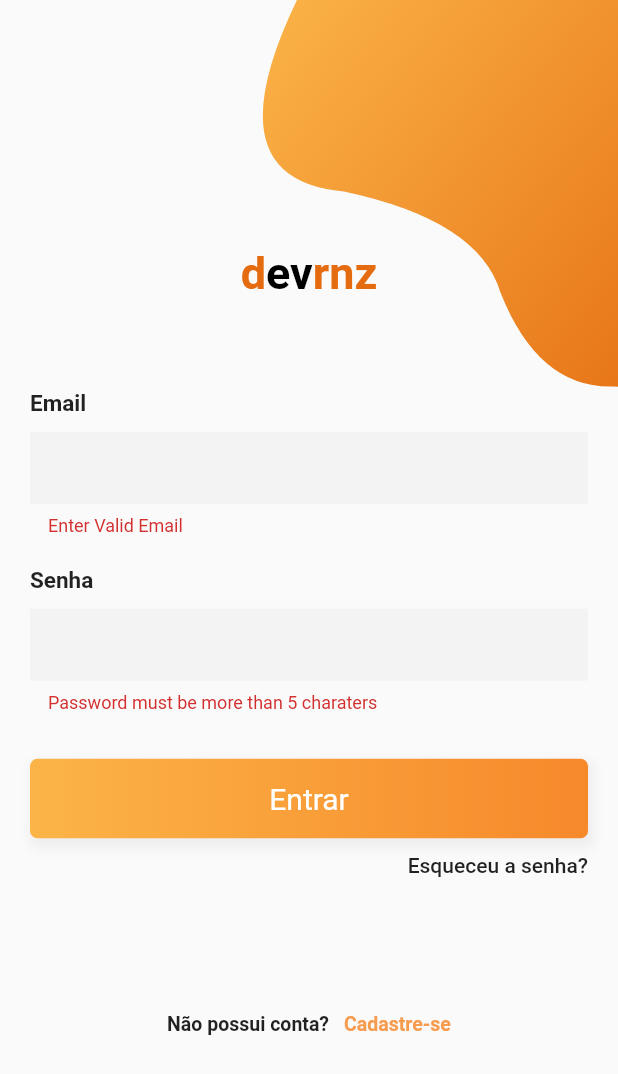
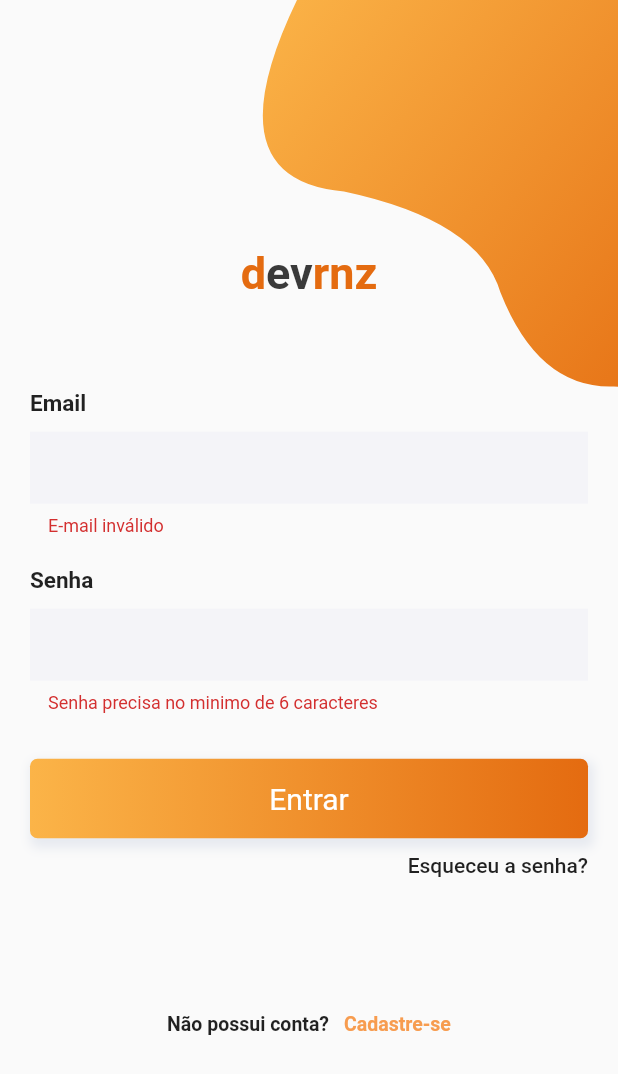
Before and after one commit to rspindola/boilerplate_firebase_getx, a Flutter app: the screen it shows after launch, after a tap on "Entrar", on a phone screen of 412 x 824 dp. Shown: the top 1074 px of the screen. Run offline on Flutter 3.47's test engine with Material 2 defaults, Android fonts, the phone set to English and light mode, and no system bars; our stand-ins replace cloud_firestore, firebase_auth, firebase_core, flutter_secure_storage, get; accounts and stored records are empty; statements that could not run were skipped.

```diff
--- a/lib/app/modules/auth/local_widgets/bezierContainer.dart
+++ b/lib/app/modules/auth/local_widgets/bezierContainer.dart
@@ -1,5 +1,6 @@
 import 'dart:math';
 
+import 'package:boilerplate_firebase_getx/app/theme/app_colors.dart';
 import 'package:flutter/material.dart';
 
 import 'customClipper.dart';
@@ -18,10 +19,15 @@ class BezierContainer extends StatelessWidget {
           height: MediaQuery.of(context).size.height * .5,
           width: MediaQuery.of(context).size.width,
           decoration: BoxDecoration(
-              gradient: LinearGradient(
-                  begin: Alignment.topCenter,
-                  end: Alignment.bottomCenter,
-                  colors: [Color(0xfffbb448), Color(0xffe46b10)])),
+            gradient: LinearGradient(
+              begin: Alignment.topCenter,
+              end: Alignment.bottomCenter,
+              colors: [
+                AppColors.SECONDARY_COLOR,
+                AppColors.PRIMARY_COLOR,
+              ],
+            ),
+          ),
         ),
       ),
     ));
--- a/lib/app/modules/auth/local_widgets/create_account.dart
+++ b/lib/app/modules/auth/local_widgets/create_account.dart
@@ -1,3 +1,4 @@
+import 'package:boilerplate_firebase_getx/app/theme/app_colors.dart';
 import 'package:flutter/material.dart';
 import 'package:get/get.dart';
 
@@ -32,7 +33,7 @@ class CreateAccount extends StatelessWidget {
             Text(
               action,
               style: TextStyle(
-                color: Color(0xfff79c4f),
+                color: AppColors.LIGHT_ORANGE,
                 fontSize: 13,
                 fontWeight: FontWeight.w600,
               ),
--- a/lib/app/modules/auth/local_widgets/submit_button.dart
+++ b/lib/app/modules/auth/local_widgets/submit_button.dart
@@ -1,3 +1,4 @@
+import 'package:boilerplate_firebase_getx/app/theme/app_colors.dart';
 import 'package:flutter/material.dart';
 
 class SubmitButton extends StatelessWidget {
@@ -20,17 +21,18 @@ class SubmitButton extends StatelessWidget {
           ),
           boxShadow: <BoxShadow>[
             BoxShadow(
-                color: Colors.grey.shade200,
-                offset: Offset(2, 4),
-                blurRadius: 5,
-                spreadRadius: 2)
+              color: AppColors.SHADOW,
+              offset: Offset(2, 4),
+              blurRadius: 5,
+              spreadRadius: 2,
+            )
           ],
           gradient: LinearGradient(
             begin: Alignment.centerLeft,
             end: Alignment.centerRight,
             colors: [
-              Color(0xfffbb448),
-              Color(0xfff7892b),
+              AppColors.SECONDARY_COLOR,
+              AppColors.PRIMARY_COLOR,
             ],
           ),
         ),
--- a/lib/app/modules/auth/local_widgets/textField.dart
+++ b/lib/app/modules/auth/local_widgets/textField.dart
@@ -1,3 +1,4 @@
+import 'package:boilerplate_firebase_getx/app/theme/app_colors.dart';
 import 'package:flutter/material.dart';
 
 class CustomTextField extends StatelessWidget {
@@ -25,7 +26,10 @@ class CustomTextField extends StatelessWidget {
         children: <Widget>[
           Text(
             title,
-            style: TextStyle(fontWeight: FontWeight.bold, fontSize: 15),
+            style: TextStyle(
+              fontWeight: FontWeight.bold,
+              fontSize: 15,
+            ),
           ),
           SizedBox(
             height: 10,
@@ -37,7 +41,7 @@ class CustomTextField extends StatelessWidget {
             obscureText: isPassword,
             decoration: InputDecoration(
               border: InputBorder.none,
-              fillColor: Color(0xfff3f3f4),
+              fillColor: AppColors.LIGHT,
               filled: true,
             ),
           )
--- a/lib/app/modules/auth/local_widgets/title.dart
+++ b/lib/app/modules/auth/local_widgets/title.dart
@@ -1,3 +1,4 @@
+import 'package:boilerplate_firebase_getx/app/theme/app_colors.dart';
 import 'package:flutter/material.dart';
 
 class CustomTitle extends StatelessWidget {
@@ -9,17 +10,17 @@ class CustomTitle extends StatelessWidget {
         text: 'd',
         style: TextStyle(
           fontWeight: FontWeight.w700,
-          color: Color(0xffe46b10),
+          color: AppColors.PRIMARY_COLOR,
           fontSize: 30,
         ),
         children: [
           TextSpan(
             text: 'ev',
-            style: TextStyle(color: Colors.black, fontSize: 30),
+            style: TextStyle(color: AppColors.DARK, fontSize: 30),
           ),
           TextSpan(
             text: 'rnz',
-            style: TextStyle(color: Color(0xffe46b10), fontSize: 30),
+            style: TextStyle(color: AppColors.PRIMARY_COLOR, fontSize: 30),
           ),
         ],
       ),
--- a/lib/app/modules/home/home_page.dart
+++ b/lib/app/modules/home/home_page.dart
@@ -13,7 +13,9 @@ class HomePage extends StatelessWidget {
       builder: (_) => Scaffold(
         appBar: AppBarCustom("Home"),
         body: Center(
-          child: Container(),
+          child: Center(
+            child: Text("Home"),
+          ),
         ),
       ),
     );
--- /dev/null
+++ b/lib/app/modules/profile/profile_bindings.dart
@@ -0,0 +1,9 @@
+import 'package:get/get.dart';
+import 'profile_controller.dart';
+
+class ProfileBinding implements Bindings {
+  @override
+  void dependencies() {
+    Get.lazyPut(() => ProfileController());
+  }
+}
--- /dev/null
+++ b/lib/app/modules/profile/profile_controller.dart
@@ -0,0 +1,3 @@
+import 'package:get/get.dart';
+
+class ProfileController extends GetxController {}
--- a/lib/app/modules/splash/splash_controller.dart
+++ b/lib/app/modules/splash/splash_controller.dart
@@ -9,6 +9,7 @@ class SplashController extends GetxController {
   }
 
   _init() async {
+    await Future.delayed(Duration(seconds: 15));
     FirebaseAuth.instance.authStateChanges().listen(
       (User user) {
         if (user == null) {
--- a/lib/app/routes/app_pages.dart
+++ b/lib/app/routes/app_pages.dart
@@ -4,6 +4,8 @@ import 'package:boilerplate_firebase_getx/app/modules/auth/login_page.dart';
 import 'package:boilerplate_firebase_getx/app/modules/auth/register_page.dart';
 import 'package:boilerplate_firebase_getx/app/modules/home/home_bindings.dart';
 import 'package:boilerplate_firebase_getx/app/modules/home/home_page.dart';
+import 'package:boilerplate_firebase_getx/app/modules/profile/profile_bindings.dart';
+import 'package:boilerplate_firebase_getx/app/modules/profile/profile_page.dart';
 import 'package:boilerplate_firebase_getx/app/modules/splash/splash_binding.dart';
 import 'package:boilerplate_firebase_getx/app/modules/splash/splash_page.dart';
 import 'package:get/route_manager.dart';
@@ -16,11 +18,6 @@ class AppPages {
       name: AppRoutes.SPLASH,
       page: () => SplashPage(),
       binding: SplashBinding(),
-    ),
-    GetPage(
-      name: AppRoutes.HOME,
-      page: () => HomePage(),
-      binding: HomeBinding(),
     ),
     GetPage(
       name: AppRoutes.LOGIN,
@@ -37,5 +34,15 @@ class AppPages {
       page: () => ForgotPasswordPage(),
       binding: FirebaseAuthBinding(),
     ),
+    GetPage(
+      name: AppRoutes.HOME,
+      page: () => HomePage(),
+      binding: HomeBinding(),
+    ),
+    GetPage(
+      name: AppRoutes.PROFILE,
+      page: () => ProfilePage(),
+      binding: ProfileBinding(),
+    ),
   ];
 }
--- a/lib/app/routes/app_routes.dart
+++ b/lib/app/routes/app_routes.dart
@@ -1,7 +1,11 @@
 class AppRoutes {
+  //Auth
   static const SPLASH = "splash";
   static const LOGIN = 'login';
   static const REGISTRO = 'registro';
   static const FORGOT_PASSWORD = 'esqueceu-senha';
+
+  //Pages
   static const HOME = "home";
+  static const PROFILE = "profile";
 }
--- a/lib/app/theme/app_colors.dart
+++ b/lib/app/theme/app_colors.dart
@@ -2,7 +2,10 @@ import 'package:flutter/material.dart';
 
 class AppColors {
   // ignore: non_constant_identifier_names
-  static final MaterialColor PRIMARY_COLOR = _factoryColor(0xff2B3340);
+  static final MaterialColor PRIMARY_COLOR = _factoryColor(0xffe46b10);
+
+  // ignore: non_constant_identifier_names
+  static final MaterialColor SECONDARY_COLOR = _factoryColor(0xfffbb448);
 
   // ignore: non_constant_identifier_names
   static final MaterialColor LIGHT = _factoryColor(0xfff4f4f8);
@@ -17,10 +20,7 @@ class AppColors {
   static final MaterialColor WHITE = _factoryColor(0xffffffff);
 
   // ignore: non_constant_identifier_names
-  static final MaterialColor GREEN = _factoryColor(0xff349e40);
-
-  // ignore: non_constant_identifier_names
-  static final MaterialColor LIGHT_GREEN = _factoryColor(0xff3AB54A);
+  static final MaterialColor LIGHT_ORANGE = _factoryColor(0xfff79c4f);
 
   // ignore: non_constant_identifier_names
   static final MaterialColor SHADOW = _factoryColor(0xffE7EAF0);
--- a/lib/app/utils/helpers.dart
+++ b/lib/app/utils/helpers.dart
@@ -2,9 +2,9 @@ String validateName(String value) {
   String patttern = r'(^[a-zA-Z ]*$)';
   RegExp regExp = new RegExp(patttern);
   if (value.length == 0) {
-    return "Name is required";
+    return "Nome é obrigatório";
   } else if (!regExp.hasMatch(value)) {
-    return "Name must be a-z and A-Z";
+    return "O nome precisa ser de a-z e A-Z";
   }
   return null;
 }
@@ -21,8 +21,8 @@ String validateMobile(String value) {
 }
 
 String validatePassword(String value) {
-  if (value.length < 6)
-    return 'Password must be more than 5 charaters';
+  if (value.length <= 6)
+    return 'Senha precisa no minimo de 6 caracteres';
   else
     return null;
 }
@@ -32,7 +32,7 @@ String validateEmail(String value) {
       r'^(([^<>()[\]\\.,;:\s@\"]+(\.[^<>()[\]\\.,;:\s@\"]+)*)|(\".+\"))@((\[[0-9]{1,3}\.[0-9]{1,3}\.[0-9]{1,3}\.[0-9]{1,3}\])|(([a-zA-Z\-0-9]+\.)+[a-zA-Z]{2,}))$';
   RegExp regex = new RegExp(pattern);
   if (!regex.hasMatch(value))
-    return 'Enter Valid Email';
+    return 'E-mail inválido';
   else
     return null;
 }
```
Also changed, not shown: lib/app/modules/home/home_controller.dart (+1 -13 lines), lib/app/modules/profile/profile_page.dart (added, +24 -0 lines), lib/app/widgets/app_bar.dart (+32 -7 lines), lib/app/widgets/appbar_action.dart (deleted, +0 -62 lines), lib/app/widgets/organic_button.dart (deleted, +0 -50 lines).
